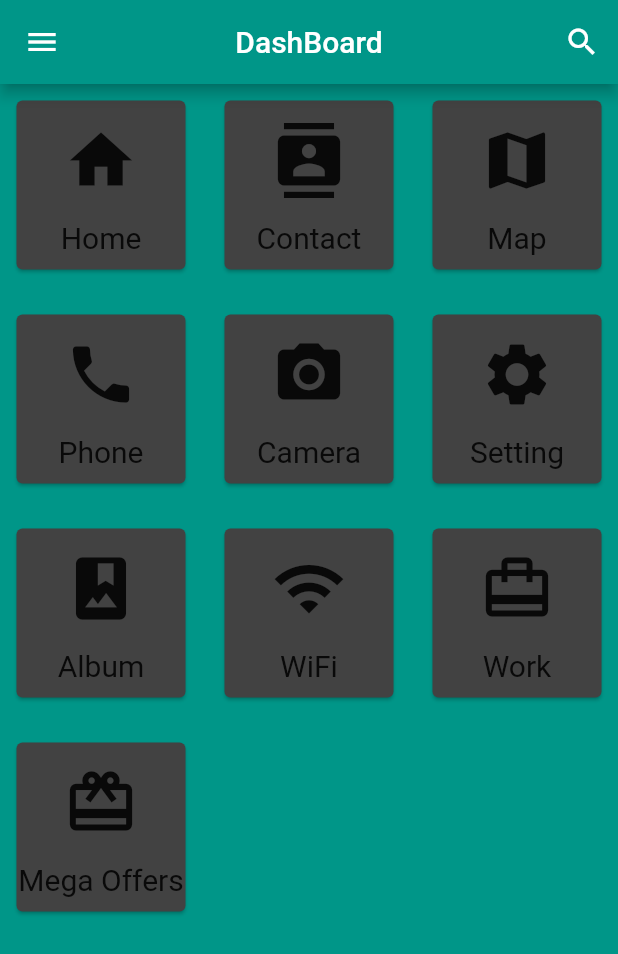
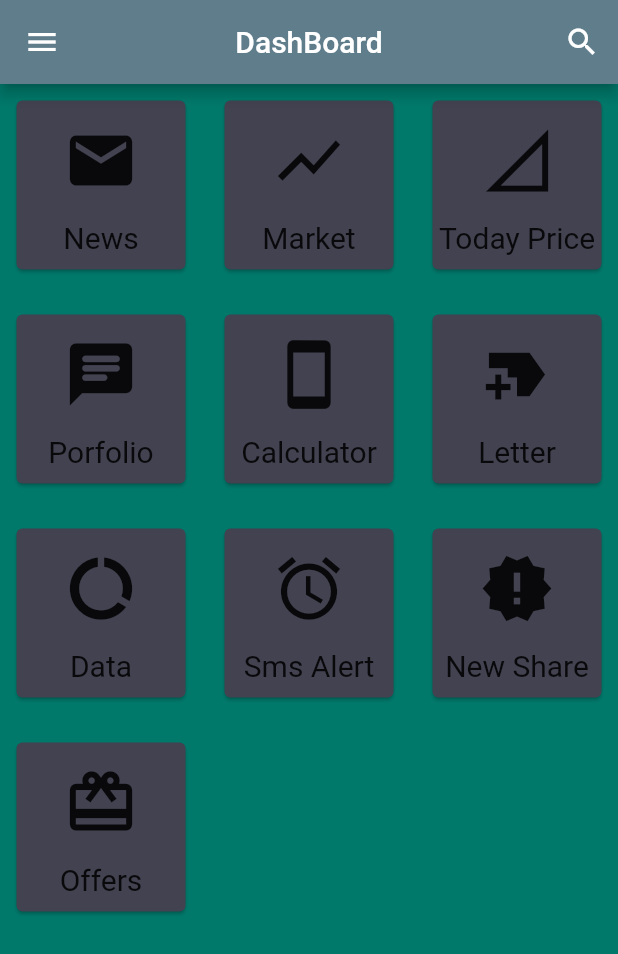
Before and after one commit to sandesh1417/StockTouch, a Flutter app: the screen it shows after launch, on a phone screen of 412 x 824 dp. Shown: the top 954 px of the screen. Run offline on Flutter 3.47's test engine with Material 2 defaults, Android fonts, the phone set to English and light mode, and no system bars; our stand-ins replace flutter_staggered_animations.

Commit message:
first commit

```diff
--- a/lib/main.dart
+++ b/lib/main.dart
@@ -15,8 +15,8 @@ class MyApp extends StatelessWidget {
       debugShowCheckedModeBanner: false,
       title: 'Stock Touch',
       theme: ThemeData(
-        canvasColor: Colors.teal,
-        primarySwatch: Colors.teal,
+        canvasColor: Colors.teal[700],
+        primarySwatch: Colors.blueGrey,
       ),
       home: const HomeScreen(),
     );
--- a/lib/screens/homescreen.dart
+++ b/lib/screens/homescreen.dart
@@ -47,7 +47,7 @@ class _HomeScreenState extends State<HomeScreen> {
               ),
             ),
             CustomSizedBox("LIVE MARKETS"),
-            ListBuilder(const Icon(Icons.home_filled, color: Colors.tealAccent),
+            ListBuilder(const Icon(Icons.home_filled, color: Colors.blueGrey),
                 "Dashboard", () {}),
             const Divider(
               thickness: 1,
@@ -152,16 +152,16 @@ class Choice {
 }
 
 const List<Choice> choices = <Choice>[
-  Choice(title: 'Home', icon: Icons.home),
-  Choice(title: 'Contact', icon: Icons.contacts),
-  Choice(title: 'Map', icon: Icons.map),
-  Choice(title: 'Phone', icon: Icons.phone),
-  Choice(title: 'Camera', icon: Icons.camera_alt),
-  Choice(title: 'Setting', icon: Icons.settings),
-  Choice(title: 'Album', icon: Icons.photo_album),
-  Choice(title: 'WiFi', icon: Icons.wifi),
-  Choice(title: 'Work', icon: Icons.wallet_travel),
-  Choice(title: 'Mega Offers', icon: Icons.wallet_giftcard),
+  Choice(title: 'News', icon: Icons.email),
+  Choice(title: 'Market', icon: Icons.show_chart),
+  Choice(title: 'Today Price', icon: Icons.signal_cellular_0_bar),
+  Choice(title: 'Porfolio', icon: Icons.chat_rounded),
+  Choice(title: 'Calculator', icon: Icons.smartphone_outlined),
+  Choice(title: 'Letter', icon: Icons.new_label_sharp),
+  Choice(title: 'Data', icon: Icons.data_usage),
+  Choice(title: 'Sms Alert', icon: Icons.alarm),
+  Choice(title: 'New Share', icon: Icons.new_releases),
+  Choice(title: 'Offers', icon: Icons.wallet_giftcard),
 ];
 
 class SelectCard extends StatelessWidget {
@@ -171,7 +171,7 @@ class SelectCard extends StatelessWidget {
   @override
   Widget build(BuildContext context) {
     return Card(
-        color: const Color(0xFF424242),
+        color: const Color(0xFF424251),
         child:  InkWell(
           child: Center(child: Column(
               crossAxisAlignment: CrossAxisAlignment.center,
```
